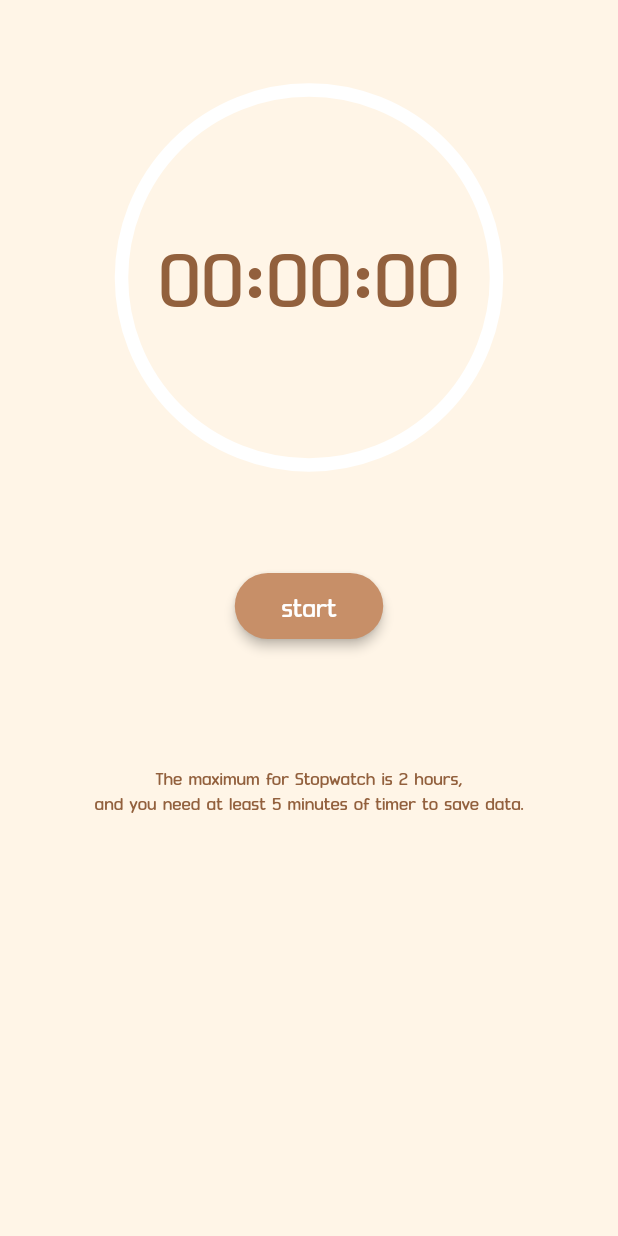
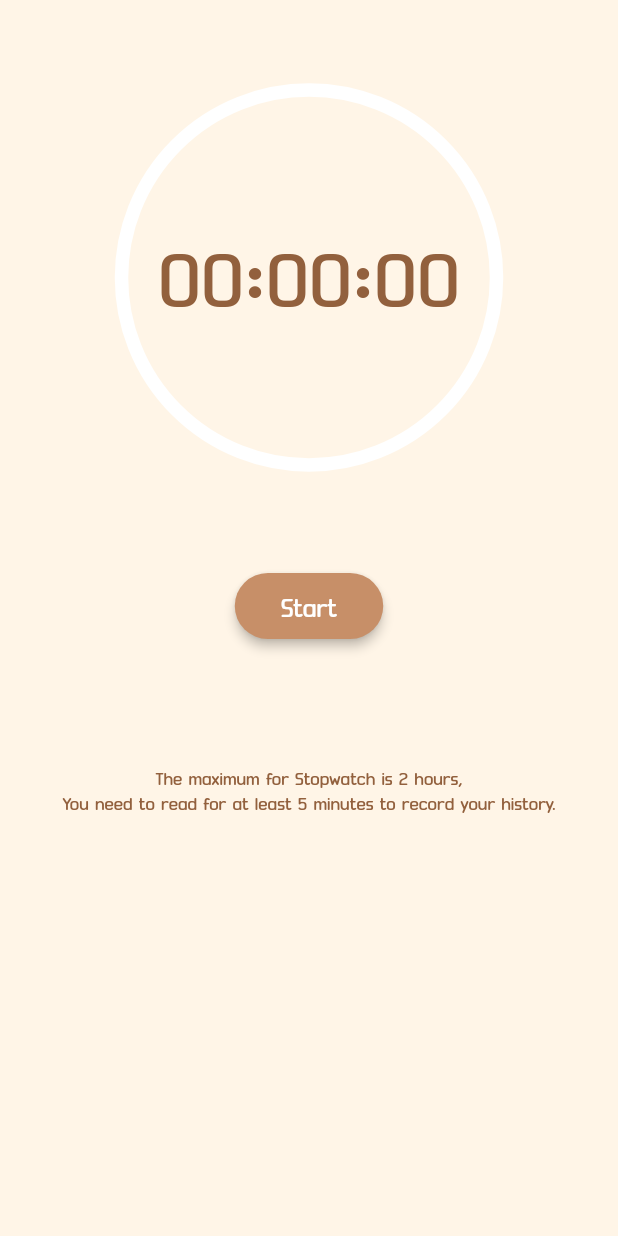
Before and after one commit to Bug-Is-Feature/DokuDoku, a Flutter app: the StopwatchView screen opened directly, on a phone screen of 412 x 824 dp. Run offline on Flutter 3.47's test engine with Material 2 defaults, Android fonts, the phone set to English and light mode, and no system bars; our stand-ins replace auto_route, font_awesome_flutter; network calls fail.

Commit message:
change text

```diff
--- a/lib/ui/view/stopwatch_view.dart
+++ b/lib/ui/view/stopwatch_view.dart
@@ -40,8 +40,9 @@ class StopwatchView extends StatelessWidget {
                             ? "Reading result"
                             : '/ᐠ｡_｡ᐟ\\',
                         description: provider.totalDuration >= 300
-                            ? "${Provider.of<TimerService>(context, listen: false).formattedHours(provider.totalDuration)} h: ${Provider.of<TimerService>(context, listen: false).formattedMinutes(provider.totalDuration)} m: ${Provider.of<TimerService>(context, listen: false).formattedSeconds(provider.totalDuration)} s"
-                            : 'Next time you can do better',
+                            ? Provider.of<TimerService>(context, listen: false)
+                                .formattedTotalDuration()
+                            : 'You can do it better next time',
                         buttonText: "View Stat",
                         buttonText2: 'Close',
                         onPressed2: () {
@@ -58,8 +59,8 @@ class StopwatchView extends StatelessWidget {
                 },
                 size: const Size(99, 44),
                 child: provider.timerPlaying
-                    ? const Text('stop')
-                    : const Text('start'),
+                    ? const Text('Stop')
+                    : const Text('Start'),
               ),
               SizedBox(height: MediaQuery.of(context).size.height * 0.09),
               Column(
@@ -74,7 +75,7 @@ class StopwatchView extends StatelessWidget {
                             style: TextStyle(fontSize: 14),
                           ),
                           Text(
-                            'and you need at least 5 minutes of timer to save data.',
+                            'You need to read for at least 5 minutes to record your history.',
                             style: TextStyle(fontSize: 14),
                           ),
                         ],
```
